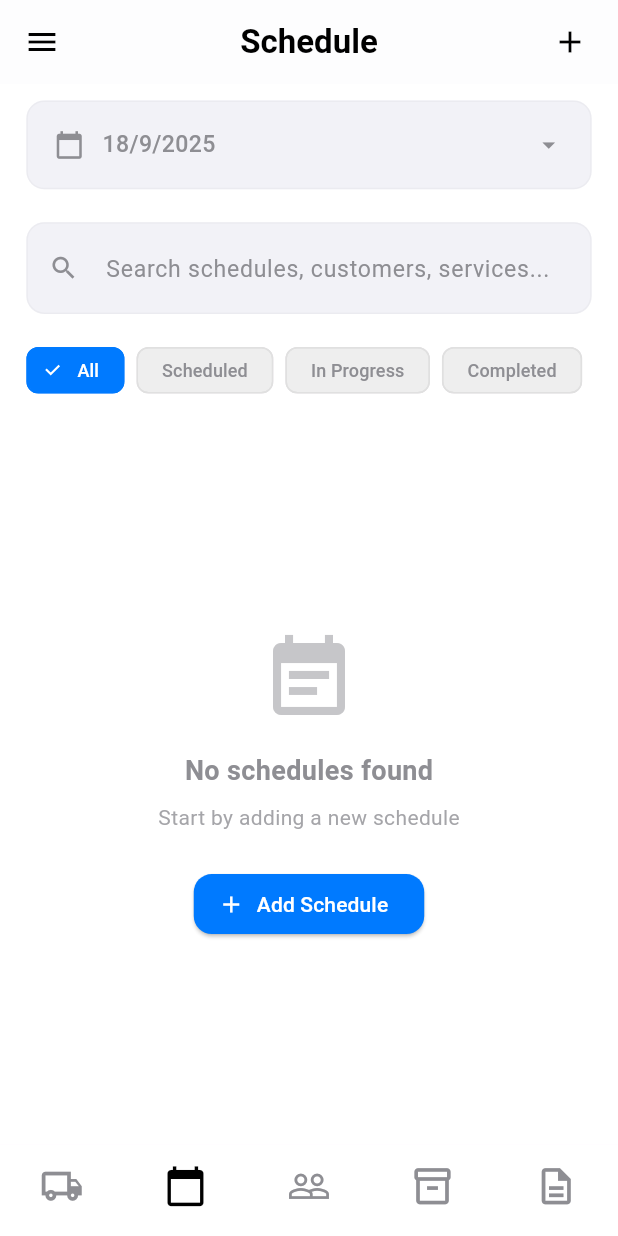
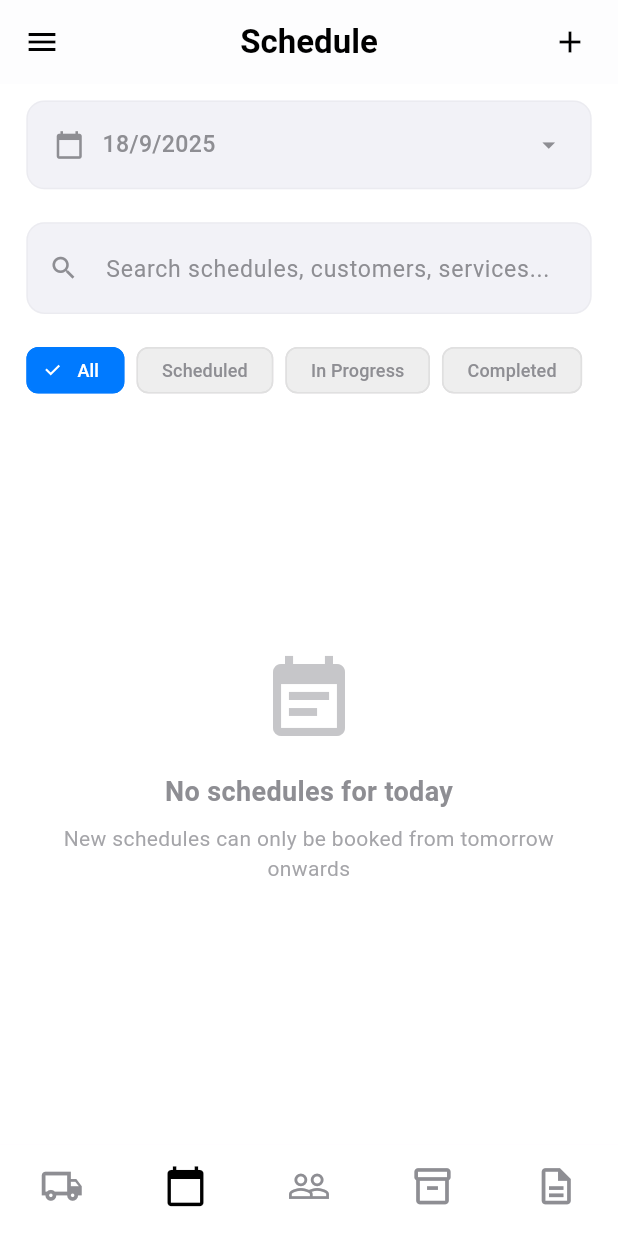
Before and after one commit to Jquann/workshoppro_manager, a Flutter app: the screen it shows after launch, item 2 of the bottom bar chosen, on a phone screen of 412 x 824 dp. Run offline on Flutter 3.47's test engine with Material 3 defaults, Android fonts, the light colour scheme and no system bars; our stand-ins replace cloud_firestore, cloud_functions, firebase_core, pdf, printing; missing offline and left inert: mailer; accounts and stored records are empty; Roboto replaces fonts that are missing (SF Pro).

Commit message:
Update schedule.dart

```diff
--- a/lib/pages/schedule/schedule.dart
+++ b/lib/pages/schedule/schedule.dart
@@ -57,6 +57,7 @@ class _SchedulePageState extends State<SchedulePage> with TickerProviderStateMix
   Widget build(BuildContext context) {
     return Scaffold(
       backgroundColor: Colors.white,
+      resizeToAvoidBottomInset: true, // Add this to handle keyboard
       appBar: AppBar(
         backgroundColor: Colors.white,
         elevation: 0.2,
@@ -82,7 +83,9 @@ class _SchedulePageState extends State<SchedulePage> with TickerProviderStateMix
           ),
         ],
       ),
-      body: SafeArea(
+      body: GestureDetector(
+        onTap: () => FocusScope.of(context).unfocus(),
+        child: SafeArea(
           child: Center(
             child: ConstrainedBox(
               constraints: const BoxConstraints(maxWidth: 520),
@@ -172,6 +175,7 @@ class _SchedulePageState extends State<SchedulePage> with TickerProviderStateMix
                                     setState(() {
                                       searchQuery = '';
                                     });
+                                    FocusScope.of(context).unfocus(); // Dismiss keyboard
                                   },
                                 )
                               : null,
@@ -331,6 +335,7 @@ class _SchedulePageState extends State<SchedulePage> with TickerProviderStateMix
               ),
             ),
           ),
+        ),
     );
   }
 
@@ -477,6 +482,16 @@ class _SchedulePageState extends State<SchedulePage> with TickerProviderStateMix
   }
 
   Widget _buildEmptyState() {
+    // Check if we're showing today's date
+    final now = DateTime.now();
+    final today = DateTime(now.year, now.month, now.day);
+    final isShowingToday = _startDate.year == today.year &&
+                          _startDate.month == today.month &&
+                          _startDate.day == today.day &&
+                          _endDate.year == today.year &&
+                          _endDate.month == today.month &&
+                          _endDate.day == today.day;
+
     return Center(
       child: Column(
         mainAxisAlignment: MainAxisAlignment.center,
@@ -488,7 +503,7 @@ class _SchedulePageState extends State<SchedulePage> with TickerProviderStateMix
           ),
           const SizedBox(height: 16),
           Text(
-            'No schedules found',
+            isShowingToday ? 'No schedules for today' : 'No schedules found',
             style: TextStyle(
               fontSize: 18,
               fontWeight: FontWeight.w600,
@@ -496,14 +511,21 @@ class _SchedulePageState extends State<SchedulePage> with TickerProviderStateMix
             ),
           ),
           const SizedBox(height: 8),
-          Text(
-            'Start by adding a new schedule',
+          Padding(
+            padding: const EdgeInsets.symmetric(horizontal: 32),
+            child: Text(
+              isShowingToday
+                  ? 'New schedules can only be booked from tomorrow onwards'
+                  : 'Start by adding a new schedule',
               style: TextStyle(
                 fontSize: 14,
                 color: _kGrey.withOpacity(0.8),
               ),
+              textAlign: TextAlign.center,
+            ),
           ),
           const SizedBox(height: 24),
+          if (!isShowingToday)
             ElevatedButton.icon(
               onPressed: _navigateToAddSchedule,
               icon: const Icon(Icons.add),
```
Lines whose indentation alone changed are shown as unchanged.
